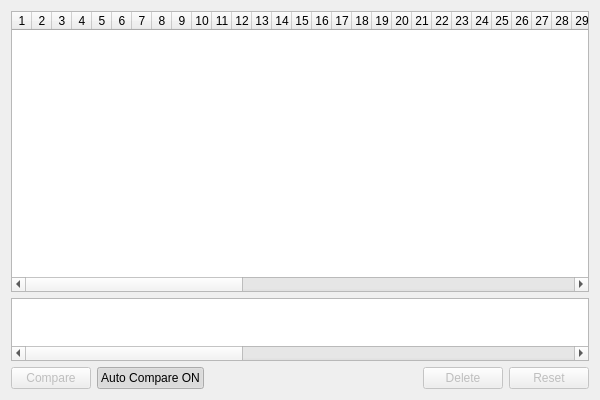
First picture: the form in genomecomparison.ui, repository marksutton/EvoSim, before the edit.
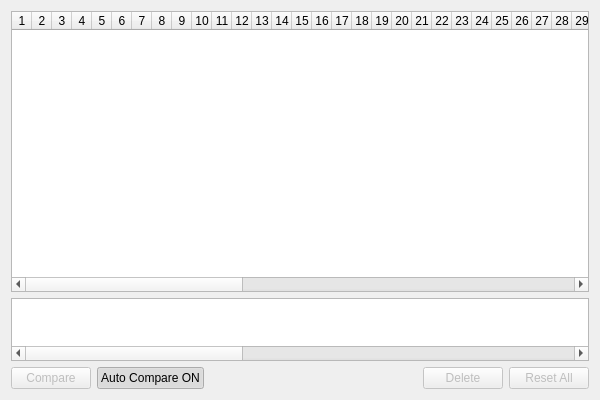
Second picture: the form after the edit.

Commit message:
Auto Compare fully working.
- Comparison is made with the last added genome.

Patch:
```diff
--- a/genomecomparison.ui
+++ b/genomecomparison.ui
@@ -302,7 +302,7 @@
         <bool>false</bool>
        </property>
        <property name="text">
-        <string>Reset</string>
+        <string>Reset All</string>
        </property>
       </widget>
      </item>
```
The commit also changes 1 other file.
